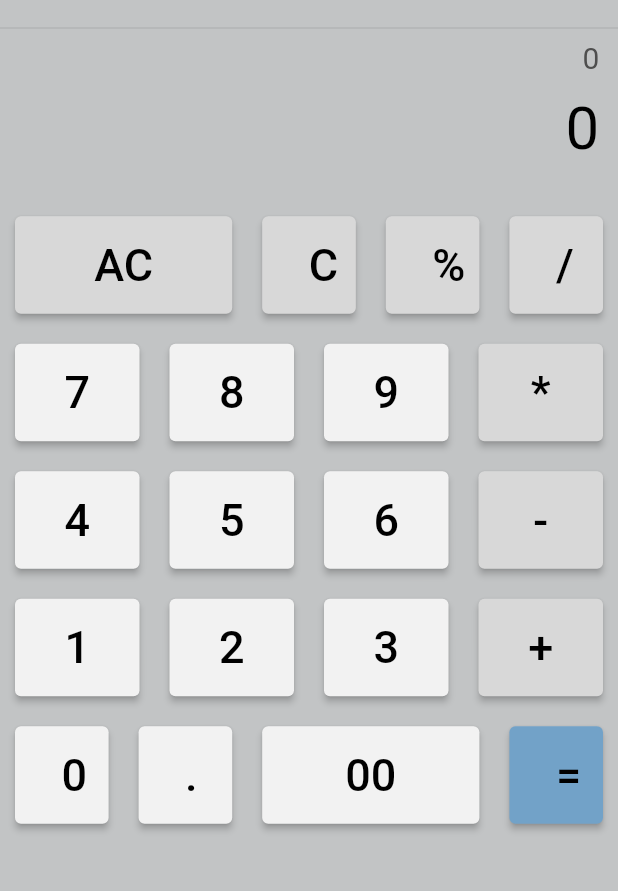
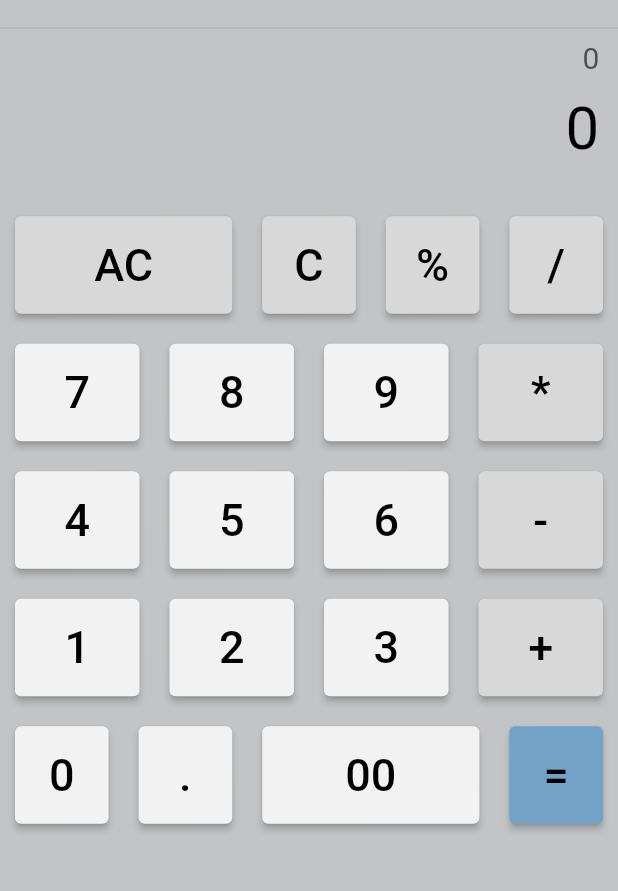
Before and after one commit to JericoJanAdaya/FlutterCalculator, a Flutter app: the screen it shows after launch, on a phone screen of 412 x 824 dp, the part 68-959 px from its top. Run offline on Flutter 3.47's test engine with Material 2 defaults, Android fonts, the phone set to English and light mode, and no system bars; our stand-ins replace math_expressions.

Commit message:
made slight changes in button design

```diff
--- a/flutter_calculator/lib/calculator.dart
+++ b/flutter_calculator/lib/calculator.dart
@@ -62,7 +62,7 @@ class _CalculatorState extends State<Calculator> {
             });
           },
           child: Container(
-            padding: EdgeInsets.all(15),
+            padding: EdgeInsets.fromLTRB(0, 15, 0, 15),
             child: Text(
               buttonValue,
               style: TextStyle(fontSize: 30, color: Color(0xff000000)),
```
